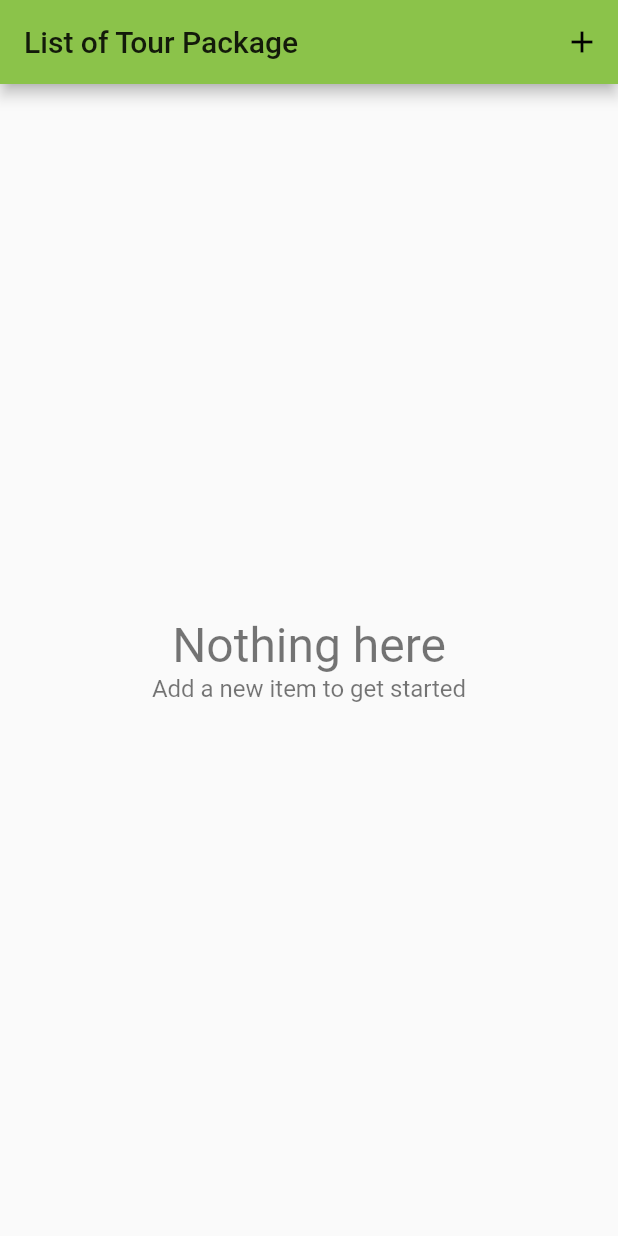
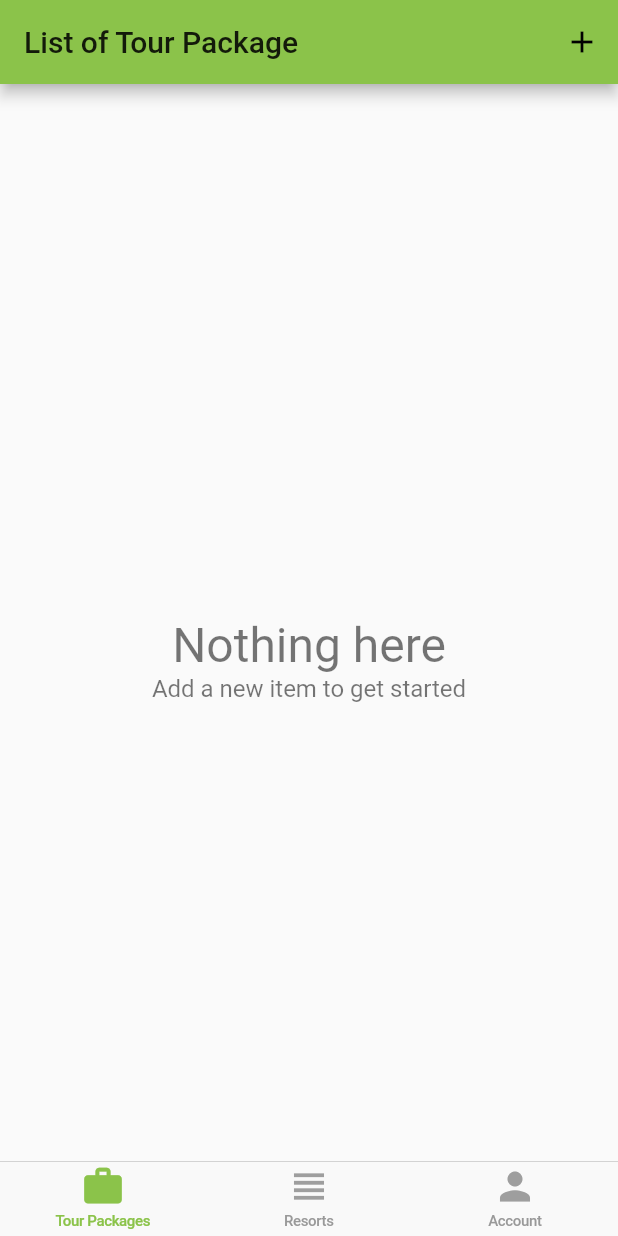
Before and after one commit to nawal98/setiu_wetlands_tour_booking, a Flutter app: the screen it shows once a user with an empty profile is signed in, on a phone screen of 412 x 824 dp. Run offline on Flutter 3.47's test engine with Material 2 defaults, Android fonts, the phone set to English and light mode, and no system bars; our stand-ins replace cloud_firestore, firebase_auth, flutter_slidable, google_sign_in; accounts and stored records are empty; network calls fail.

```diff
--- a/lib/app/landing_page.dart
+++ b/lib/app/landing_page.dart
@@ -1,5 +1,5 @@
 import 'package:flutter/material.dart';
-import 'package:setiuwetlandstourbooking/app/home/home_page.dart';
+import 'package:setiuwetlandstourbooking/app/home/homepage.dart';
 import 'package:setiuwetlandstourbooking/app/home/tour_activities/tour_activity_admin_page.dart';
 import 'package:setiuwetlandstourbooking/app/home/tour_packages/tour_package_admin_page.dart';
 import 'package:setiuwetlandstourbooking/app/sign_in/sign_in_page.dart';
@@ -13,7 +13,7 @@ import 'package:setiuwetlandstourbooking/services/database.dart';
 class LandingPage extends StatelessWidget {
   @override
   Widget build(BuildContext context) {
-    final auth = Provider.of<AuthBase>(context);
+    final auth = Provider.of<AuthBase>(context, listen: false);
     return StreamBuilder<User>(
       stream: auth.onAuthStateChanged,
       builder: (context, snapshot) {
@@ -24,7 +24,7 @@ class LandingPage extends StatelessWidget {
           }
           return Provider<Database>(
             create: (_) => FirestoreDatabase(uid: users.uid),
-            child: TourPackageAdmin(),
+            child: Homepage(),
           );
         } else {
           return Scaffold(
```
